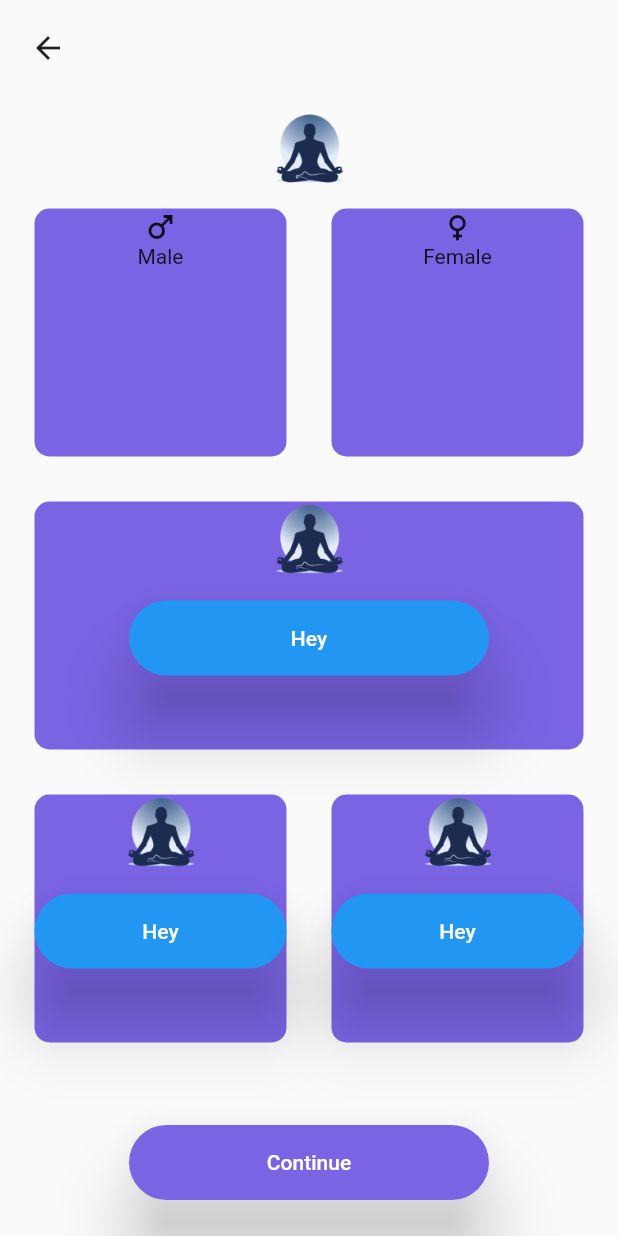
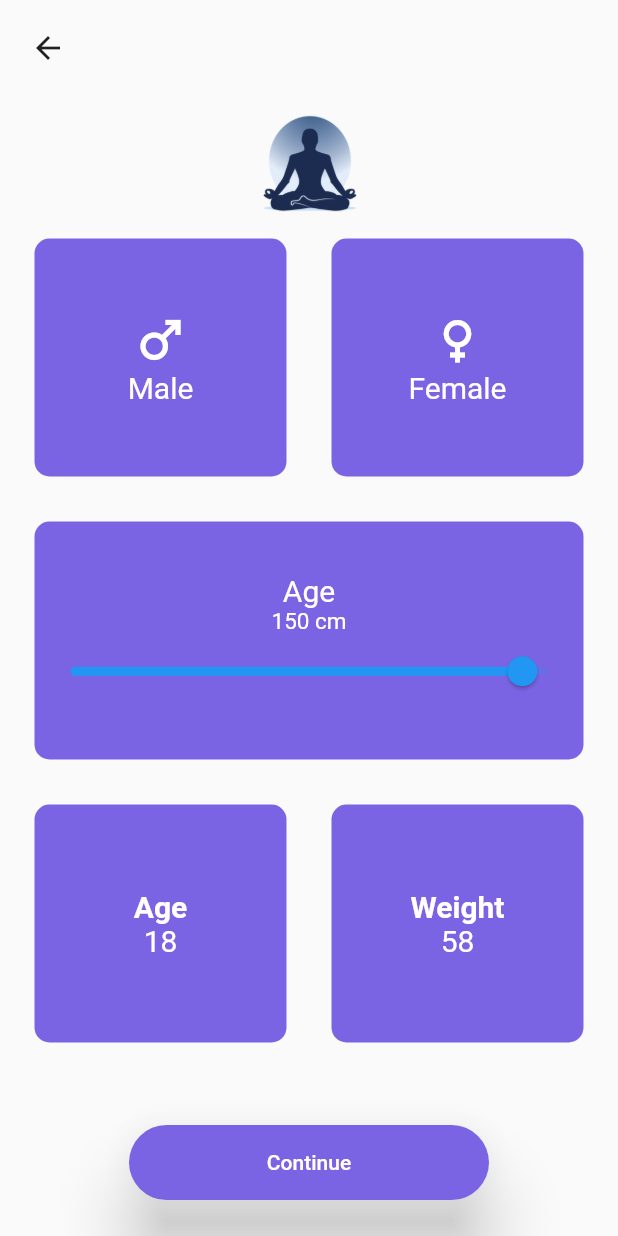
Before and after one commit to rks369/Swastha, a Flutter app: the ParameterDetail screen opened by its route, on a phone screen of 412 x 824 dp. Run offline on Flutter 3.47's test engine with Material 2 defaults, Android fonts, the phone set to English and light mode, and no system bars.

Commit message:
Dummy ui of the parameter screen seted

```diff
--- a/lib/screens/parameters_detail.dart
+++ b/lib/screens/parameters_detail.dart
@@ -1,3 +1,4 @@
+import 'package:flutter/cupertino.dart';
 import 'package:flutter/material.dart';
 import 'package:swastha/screens/dashboard.dart';
 import 'package:swastha/utils/styles.dart';
@@ -7,6 +8,7 @@ import 'package:swastha/widgets/round_button.dart';
 class ParameterDetail extends StatefulWidget {
   static const String id = 'ParametersDetail';
 
+
   const ParameterDetail({Key? key}) : super(key: key);
 
   @override
@@ -14,6 +16,7 @@ class ParameterDetail extends StatefulWidget {
 }
 
 class _ParameterDetailState extends State<ParameterDetail> {
+   double newvalue =10.0;
   @override
   Widget build(BuildContext context) {
     return Scaffold(
@@ -28,8 +31,8 @@ class _ParameterDetailState extends State<ParameterDetail> {
               ),
               Image.asset(
                 'assets/images/logo.png',
-                width: 50,
-                height: 50,
+                width: 70,
+                height: 70,
               ),
               Expanded(
                   child: Column(
@@ -41,9 +44,16 @@ class _ParameterDetailState extends State<ParameterDetail> {
                               child: UserCard(colour: kPrimaryColor,
                                 cardChild: Container(
                                   child: Column(
-                                    children: <Widget>[
-                                      Icon(Icons.male),
-                                      Text("Male")
+                                    mainAxisAlignment: MainAxisAlignment.center,
+                                    children: const <Widget>[
+                                      Icon(Icons.male
+                                      ,color: Colors.white,
+                                      size: 40.0,),
+                                      Text("Male",
+                                      style: TextStyle(
+                                        color: Colors.white,
+                                        fontSize: 20.0
+                                      ),)
                                     ],
                                   ),
                                 ), onPress: () {  },
@@ -53,9 +63,17 @@ class _ParameterDetailState extends State<ParameterDetail> {
                               child: UserCard(colour: kPrimaryColor,
                                 cardChild: Container(
                                   child: Column(
-                                    children: <Widget>[
-                                      Icon(Icons.female),
-                                      Text("Female")
+                                    mainAxisAlignment: MainAxisAlignment.center,
+                                    children: const <Widget>[
+                                      Icon(Icons.female,
+                                      color: Colors.white,
+                                      size: 40.0,),
+
+                                      Text("Female",
+                                      style: TextStyle(
+                                        color: Colors.white,
+                                        fontSize: 20.0
+                                      ),)
                                     ],
                                   ),
                                 ), onPress: () {  },
@@ -68,13 +86,33 @@ class _ParameterDetailState extends State<ParameterDetail> {
                           child: UserCard(colour: kPrimaryColor,
                             cardChild: Container(
                               child: Column(
-                                children: <Widget>[
-                                  Image.asset(
-                                    'assets/images/logo.png',
-                                    width: 50,
-                                    height: 50,
+                                mainAxisAlignment: MainAxisAlignment.center,
+                                children:  <Widget>[
+                                const Text(
+                                "Age",
+                                style: TextStyle(
+                                    fontSize: 20.0,
+                                    color: Colors.white
+                                ),
+                                ),
+                                  const Text(
+                                    "150 cm",
+                                    style: TextStyle(
+                                        fontSize: 15.0,
+                                        color: Colors.white
+                                    ),
                                   ),
-                                  RoundedButton(title: "Hey", colour: Colors.blue, onPressed: (){})
+                                  Slider(value: 19.0,
+
+                                      min: 1.0,
+                                      max: 20.0,
+                                      onChanged: (value){
+
+                                      }
+
+                                  )
+
+
                                 ],
                               ),
                             ), onPress: () {  },
@@ -86,13 +124,23 @@ class _ParameterDetailState extends State<ParameterDetail> {
                               child: UserCard(colour: kPrimaryColor,
                                 cardChild: Container(
                                   child: Column(
-                                    children: <Widget>[
-                                      Image.asset(
-                                        'assets/images/logo.png',
-                                        width: 50,
-                                        height: 50,
+                                    mainAxisAlignment: MainAxisAlignment.center,
+                                    children: const <Widget>[
+                                      Text(
+                                        "Age",
+                                        style: TextStyle(
+                                            fontSize: 20.0,
+                                            color: Colors.white,
+                                            fontWeight: FontWeight.bold
+                                        ),
                                       ),
-                                      RoundedButton(title: "Hey", colour: Colors.blue, onPressed: (){})
+                                      Text("18",
+                                        style: TextStyle(
+                                            fontSize: 20.0,
+                                            color: Colors.white
+                                        ),),
+
+
                                     ],
                                   ),
                                 ), onPress: () {  },
@@ -102,14 +150,23 @@ class _ParameterDetailState extends State<ParameterDetail> {
                               child: UserCard(colour: kPrimaryColor,
                                 cardChild: Container(
                                   child: Column(
-                                    children: <Widget>[
-                                      Image.asset(
-                                        'assets/images/logo.png',
-                                        width: 50,
-                                        height: 50,
-                                      ),
-                                      RoundedButton(title: "Hey", colour: Colors.blue, onPressed: (){})
-                                    ],
+                                    mainAxisAlignment: MainAxisAlignment.center,
+                                    children: const <Widget>[
+                                     Text(
+                                       "Weight",
+                                       style: TextStyle(
+                                         fontSize: 20.0,
+                                         color: Colors.white,
+                                         fontWeight: FontWeight.bold
+                                       ),
+                                     ),
+                                      Text("58",
+                                        style: TextStyle(
+                                            fontSize: 20.0,
+                                            color: Colors.white
+                                        ),),
+
+                                ],
                                   ),
                                 ), onPress: () {  },
                               )
```
